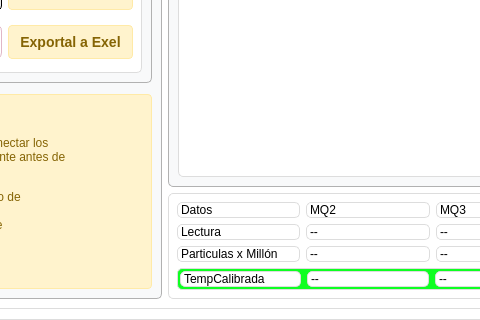
YamithR/SensoraCore, file SensoraCore/SC_DesktopApp/Modules/gasRegulation/gasRegulation.ui: the form before one commit; both pictures show x 179 to 659 and y 384 to 704 of the 768 by 704 pixel window.
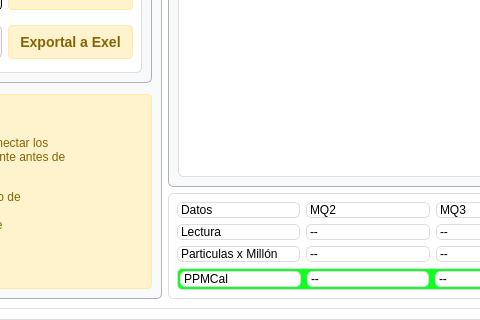
The form after the commit.

```diff
--- a/SensoraCore/SC_DesktopApp/Modules/gasRegulation/gasRegulation.ui
+++ b/SensoraCore/SC_DesktopApp/Modules/gasRegulation/gasRegulation.ui
@@ -554,7 +554,7 @@
                <string notr="true">background-color: rgb(255, 255, 255);</string>
               </property>
               <property name="text">
-               <string>TempCalibrada</string>
+               <string>PPMCal</string>
               </property>
              </widget>
             </item>
```
